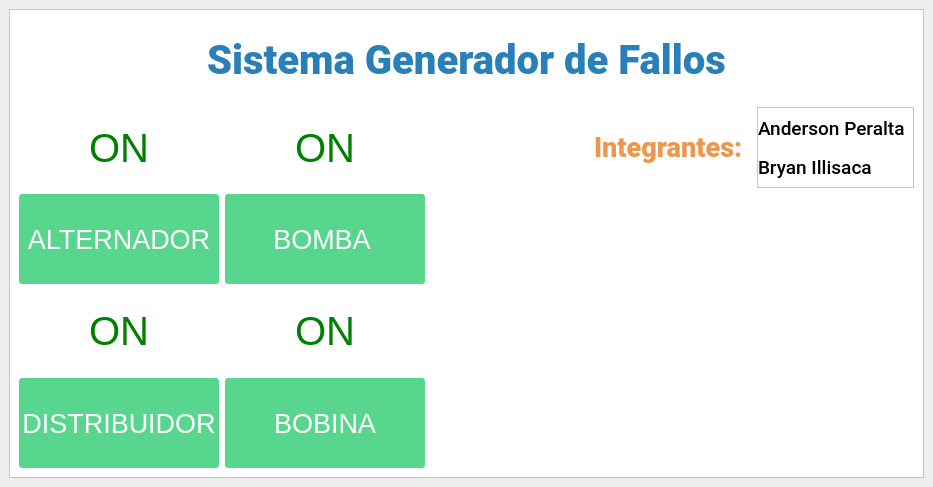
MrRocklion/interfaz_motor, file mainwindow.ui: the form before one commit.
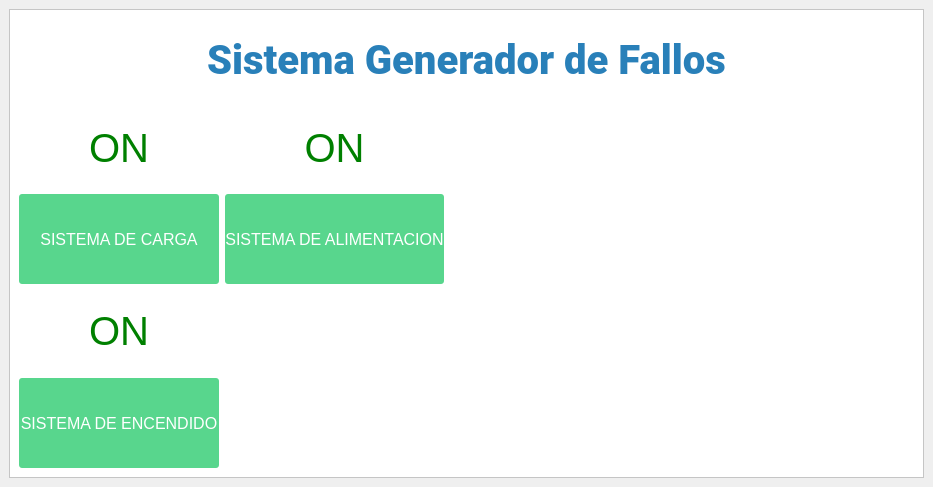
The form after the commit. Icons and pictures are not drawn.

Commit message: se mejora la interfaz

What changed in the file:
```diff
--- a/mainwindow.ui
+++ b/mainwindow.ui
@@ -29,30 +29,6 @@
       <layout class="QVBoxLayout" name="verticalLayout_2">
        <item>
         <layout class="QGridLayout" name="gridLayout">
-         <item row="4" column="1">
-          <widget class="QLabel" name="lab5">
-           <property name="maximumSize">
-            <size>
-             <width>16777215</width>
-             <height>120</height>
-            </size>
-           </property>
-           <property name="font">
-            <font>
-             <pointsize>30</pointsize>
-            </font>
-           </property>
-           <property name="styleSheet">
-            <string notr="true">color: green;</string>
-           </property>
-           <property name="text">
-            <string>ON</string>
-           </property>
-           <property name="alignment">
-            <set>Qt::AlignCenter</set>
-           </property>
-          </widget>
-         </item>
          <item row="1" column="1">
           <widget class="QLabel" name="lab2">
            <property name="font">
@@ -71,101 +47,6 @@
            </property>
           </widget>
          </item>
-         <item row="5" column="1">
-          <widget class="QPushButton" name="btn5">
-           <property name="minimumSize">
-            <size>
-             <width>0</width>
-             <height>90</height>
-            </size>
-           </property>
-           <property name="font">
-            <font>
-             <pointsize>20</pointsize>
-             <bold>false</bold>
-            </font>
-           </property>
-           <property name="styleSheet">
-            <string notr="true">QPushButton{
-background-color: rgb(88, 214, 141 );
-border-radius:3px;
-color:white
-}
-
-
-QPushButton:hover{
-border-radius:0px;
-background-color: rgb(130, 224, 170);
-border-radius:3px;
-color:white
-}
-
-QPushButton:pressed{
-	border-radius:0px;
-background-color: rgb(88, 214, 141 );
-border-radius:3px;
-color:white
-}
-</string>
-           </property>
-           <property name="text">
-            <string>BOBINA</string>
-           </property>
-          </widget>
-         </item>
-         <item row="1" column="4">
-          <widget class="QFrame" name="frame_2">
-           <property name="frameShape">
-            <enum>QFrame::StyledPanel</enum>
-           </property>
-           <property name="frameShadow">
-            <enum>QFrame::Raised</enum>
-           </property>
-           <layout class="QVBoxLayout" name="verticalLayout_3">
-            <property name="spacing">
-             <number>0</number>
-            </property>
-            <property name="leftMargin">
-             <number>0</number>
-            </property>
-            <property name="topMargin">
-             <number>0</number>
-            </property>
-            <property name="rightMargin">
-             <number>0</number>
-            </property>
-            <property name="bottomMargin">
-             <number>0</number>
-            </property>
-            <item>
-             <widget class="QLabel" name="label_2">
-              <property name="font">
-               <font>
-                <family>Roboto Medium</family>
-                <pointsize>14</pointsize>
-               </font>
-              </property>
-              <property name="text">
-               <string>Anderson Peralta</string>
-              </property>
-             </widget>
-            </item>
-            <item>
-             <widget class="QLabel" name="label_4">
-              <property name="font">
-               <font>
-                <family>Roboto Medium</family>
-                <pointsize>14</pointsize>
-               </font>
-              </property>
-              <property name="text">
-               <string>Bryan Illisaca</string>
-              </property>
-             </widget>
-            </item>
-           </layout>
-          </widget>
-         </item>
          <item row="3" column="3" rowspan="3" colspan="2">
           <widget class="QLabel" name="label">
            <property name="maximumSize">
@@ -222,7 +103,7 @@
            </property>
            <property name="font">
             <font>
-             <pointsize>20</pointsize>
+             <pointsize>12</pointsize>
             </font>
            </property>
            <property name="styleSheet">
@@ -249,23 +130,7 @@
 </string>
            </property>
            <property name="text">
-            <string>ALTERNADOR</string>
-           </property>
-          </widget>
-         </item>
-         <item row="1" column="3">
-          <widget class="QLabel" name="label_3">
-           <property name="font">
-            <font>
-             <family>Roboto Black</family>
-             <pointsize>20</pointsize>
-            </font>
-           </property>
-           <property name="styleSheet">
-            <string notr="true">color: rgb(235, 152, 78);</string>
-           </property>
-           <property name="text">
-            <string>Integrantes:</string>
+            <string>SISTEMA DE CARGA</string>
            </property>
           </widget>
          </item>
@@ -279,7 +144,7 @@
            </property>
            <property name="font">
             <font>
-             <pointsize>20</pointsize>
+             <pointsize>12</pointsize>
             </font>
            </property>
            <property name="styleSheet">
@@ -306,7 +171,7 @@
 </string>
            </property>
            <property name="text">
-            <string>BOMBA </string>
+            <string>SISTEMA DE ALIMENTACION</string>
            </property>
           </widget>
          </item>
@@ -357,7 +222,7 @@
            </property>
            <property name="font">
             <font>
-             <pointsize>20</pointsize>
+             <pointsize>12</pointsize>
             </font>
            </property>
            <property name="styleSheet">
@@ -384,7 +249,7 @@
 </string>
            </property>
            <property name="text">
-            <string>DISTRIBUIDOR</string>
+            <string>SISTEMA DE ENCENDIDO</string>
            </property>
           </widget>
          </item>
@@ -395,6 +260,19 @@
            </property>
           </widget>
          </item>
+         <item row="1" column="3" colspan="2">
+          <widget class="QLabel" name="label_2">
+           <property name="text">
+            <string/>
+           </property>
+           <property name="pixmap">
+            <pixmap>../../../Desktop/download.png</pixmap>
+           </property>
+           <property name="scaledContents">
+            <bool>true</bool>
+           </property>
+          </widget>
+         </item>
         </layout>
        </item>
       </layout>
```
The commit also changes 1 other file.
